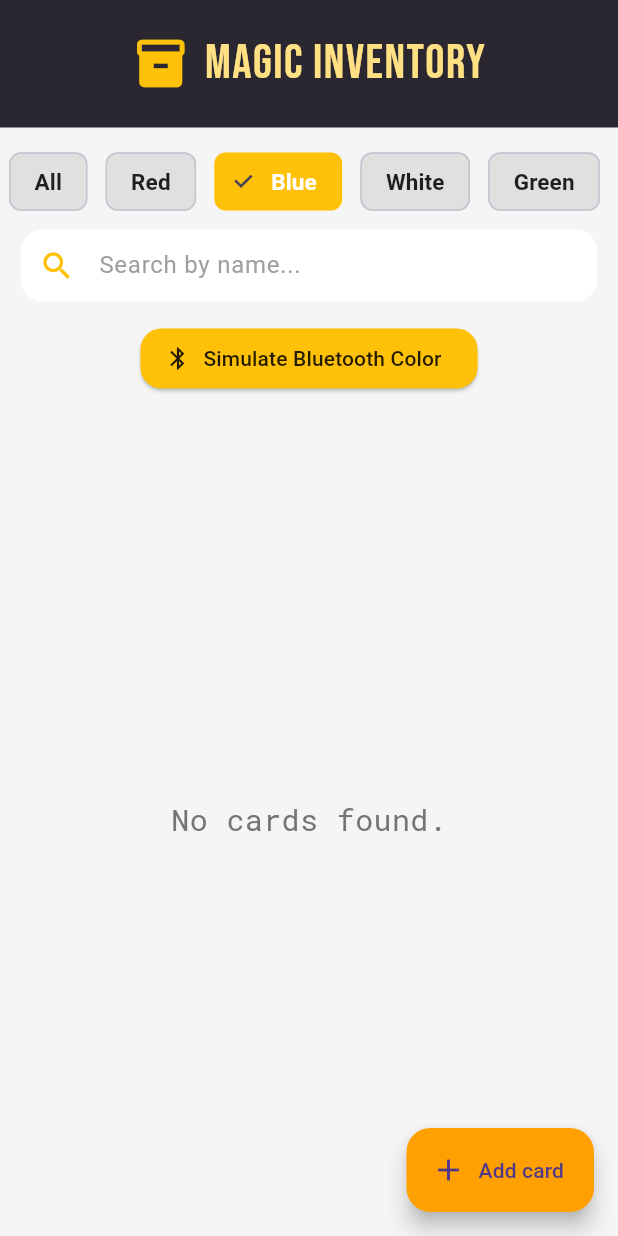
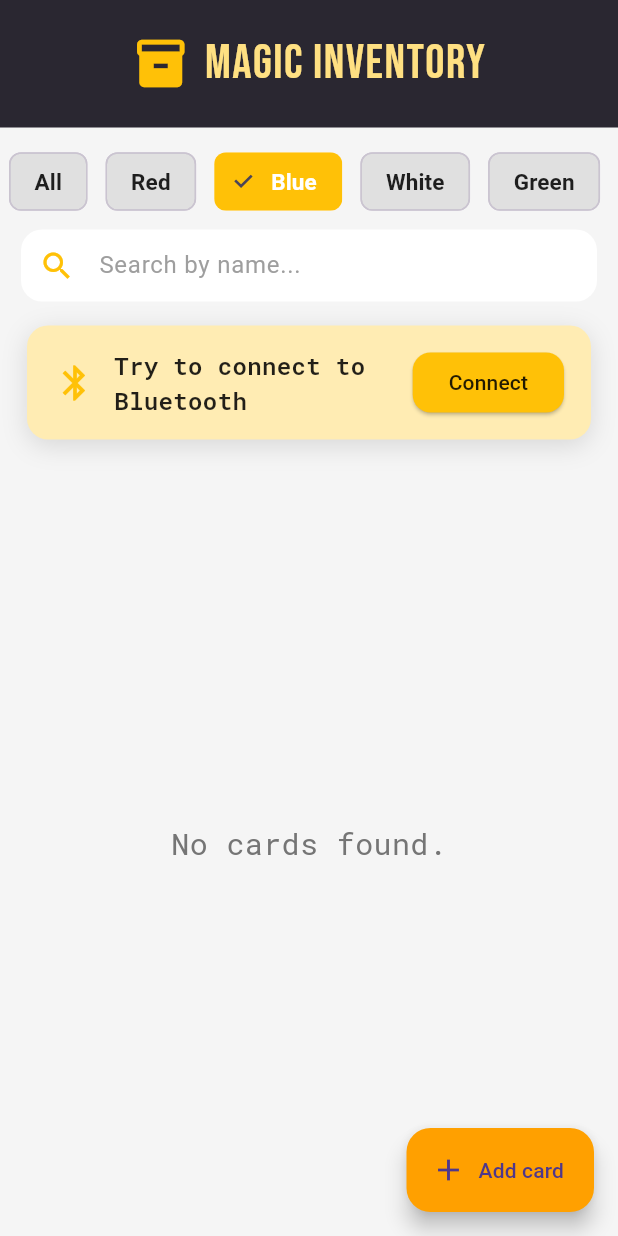
Before and after one commit to NicoMusli/LabEeM_2024-2025, a Flutter app: the screen it shows after launch, after a tap on "Blue", on a phone screen of 412 x 824 dp. Run offline on Flutter 3.47's test engine with Material 3 defaults, Android fonts, the phone set to English and light mode, and no system bars; our stand-ins replace google_fonts, permission_handler; missing offline and left inert: flutter_bluetooth_classic_serial.

Commit message:
Bluetooth Integration with esp32. Some bug fixes.

```diff
--- a/Mobile/lib/pages/HomePage.dart
+++ b/Mobile/lib/pages/HomePage.dart
@@ -5,8 +5,11 @@ import 'package:flutter/services.dart';
 import 'package:google_fonts/google_fonts.dart';
 import 'package:path_provider/path_provider.dart';
 import 'package:polibaproject/utils/CardWidget.dart';
+import 'package:flutter_bluetooth_classic_serial/flutter_bluetooth_classic.dart';
 import '../utils/GameCard.dart';
 import '../utils/MagicCardAPI.dart';
+import 'package:permission_handler/permission_handler.dart';
+import 'dart:async';
 
 class HomePage extends StatefulWidget {
   const HomePage({super.key});
@@ -16,13 +19,19 @@ class HomePage extends StatefulWidget {
 }
 
 class _HomePageState extends State<HomePage> with SingleTickerProviderStateMixin {
-  final List<String> colors = ["All", "Red", "Blue", "White", "Green", "Black"];
+  final List<String> colors = ["All", "Red", "Blue", "White", "Green", "Black", "Other"];
   String selectedColor = "All";
   List<GameCard> allCards = [];
   List<GameCard> filteredCards = [];
   String searchBarText = "";
   String? pendingBluetoothColor;
   late AnimationController _controller;
+
+  bool isConnected = false;
+  StreamSubscription<BluetoothData>? _subscription;
+  StreamSubscription<BluetoothConnectionState>? _connectionSubscription;
+  final FlutterBluetoothClassic _bluetooth = FlutterBluetoothClassic();
+  final String esp32MacAddress = "48:E7:29:89:3F:32";
 
   @override
   void initState() {
@@ -32,7 +41,54 @@ class _HomePageState extends State<HomePage> with SingleTickerProviderStateMixin
       vsync: this,
       duration: const Duration(milliseconds: 400),
     );
+    requestPermissions();
+    connection();
   }
+
+
+  Future<void> requestPermissions() async {
+    Map<Permission, PermissionStatus> statuses = await [
+      Permission.bluetooth,
+      Permission.bluetoothConnect,
+      Permission.bluetoothScan,
+    ].request();
+  }
+
+  Future<void> connection() async {
+    try {
+      if (!await _bluetooth.isBluetoothEnabled()) {
+        await _bluetooth.enableBluetooth();
+      }
+
+      bool connected = await _bluetooth.connect(esp32MacAddress);
+      if (!connected) {
+        if (mounted) {
+          ScaffoldMessenger.of(context).showSnackBar(
+            SnackBar(
+              content: Text('Connessione Bluetooth fallita.'),
+              backgroundColor: Colors.red,
+            ),
+          );
+        }
+        return;
+      }
+
+      _subscription?.cancel();
+      _subscription = _bluetooth.onDataReceived.listen((BluetoothData data) {
+        onBluetoothColorReceived(data.asString());
+      });
+      _connectionSubscription?.cancel();
+      _connectionSubscription = _bluetooth.onConnectionChanged.listen((connection) {
+        setState(() {
+          isConnected = connection.isConnected;
+        });
+      });
+    } catch (e) {
+      print(e);
+    }
+  }
+
+
 
   Future<void> loadCards() async {
     final file = await _getLocalFile();
@@ -191,6 +247,7 @@ class _HomePageState extends State<HomePage> with SingleTickerProviderStateMixin
                         shape: RoundedRectangleBorder(borderRadius: BorderRadius.circular(12)),
                       ),
                       onPressed: () async {
+                        Navigator.pop(context);
                         final cardData = await MagicCardApi.fetchCardData(nameController.text);
                         final newCard = cardData != null
                             ? GameCard(
@@ -214,7 +271,7 @@ class _HomePageState extends State<HomePage> with SingleTickerProviderStateMixin
                           applyFilters();
                         });
                         saveCards();
-                        Navigator.pop(context);
+
                       },
                     ),
                   ],
@@ -459,6 +516,19 @@ class _HomePageState extends State<HomePage> with SingleTickerProviderStateMixin
                   });
                   saveCards();
                   applyFilters();
+
+                  final List<int> response = [0x59];
+                  try {
+                    await _bluetooth.sendData(response);
+                  } catch (e) {
+                    ScaffoldMessenger.of(context).showSnackBar(
+                      SnackBar(
+                        content: Text('Error: $e'),
+                        backgroundColor: Colors.red,
+                      ),
+                    );
+                  }
+
                   Navigator.of(context).pop();
                 }
               },
@@ -606,20 +676,50 @@ class _HomePageState extends State<HomePage> with SingleTickerProviderStateMixin
     );
   }
 
-  Widget buildBluetoothTestButton() {
-    return Padding(
-      padding: const EdgeInsets.symmetric(horizontal: 18, vertical: 6),
-      child: ElevatedButton.icon(
-        icon: const Icon(Icons.bluetooth),
-        label: const Text('Simulate Bluetooth Color'),
+  Widget buildBluetoothConnectionButton() {
+    if (isConnected) return const SizedBox.shrink();
+
+    return Container(
+      margin: const EdgeInsets.symmetric(horizontal: 18, vertical: 8),
+      padding: const EdgeInsets.symmetric(vertical: 14, horizontal: 18),
+      decoration: BoxDecoration(
+        color: Colors.amber[100],
+        borderRadius: BorderRadius.circular(14),
+        boxShadow: [
+          BoxShadow(
+            color: Colors.black12,
+            blurRadius: 14,
+            offset: const Offset(0, 4),
+          ),
+        ],
+      ),
+      child: Row(
+        children: [
+          const Icon(Icons.bluetooth, color: Colors.amber, size: 28),
+          const SizedBox(width: 12),
+          Expanded(
+            child: Text(
+              "Try to connect to Bluetooth",
+              style: GoogleFonts.robotoMono(
+                fontWeight: FontWeight.w600,
+                color: Colors.black87,
+                fontSize: 16,
+              ),
+            ),
+          ),
+          const SizedBox(width: 8),
+          ElevatedButton(
             style: ElevatedButton.styleFrom(
               backgroundColor: Colors.amber,
               foregroundColor: Colors.black87,
-          shape: RoundedRectangleBorder(borderRadius: BorderRadius.circular(14)),
+              shape: RoundedRectangleBorder(borderRadius: BorderRadius.circular(12)),
             ),
+            child: const Text("Connect"),
             onPressed: () {
-          onBluetoothColorReceived("Red"); // Replace with your Bluetooth color event
+              connection();
             },
+          ),
+        ],
       ),
     );
   }
@@ -653,7 +753,7 @@ class _HomePageState extends State<HomePage> with SingleTickerProviderStateMixin
             buildColorFilters(),
             buildSearchBar(),
             buildPendingBluetoothAlert(),
-            buildBluetoothTestButton(),
+            buildBluetoothConnectionButton(),
             Expanded(
               child: buildCardList(),
             ),
@@ -674,6 +774,9 @@ class _HomePageState extends State<HomePage> with SingleTickerProviderStateMixin
   @override
   void dispose() {
     _controller.dispose();
+    _subscription?.cancel();
+    _connectionSubscription?.cancel();
+    _bluetooth.dispose();
     super.dispose();
   }
 }
--- a/Mobile/pubspec.yaml
+++ b/Mobile/pubspec.yaml
@@ -36,6 +36,9 @@ dependencies:
   cupertino_icons: ^1.0.8
   google_fonts: ^4.0.4
   path_provider: ^2.1.5
+  flutter_bluetooth_classic_serial: ^1.0.3
+  permission_handler: ^12.0.1
+
 
 dev_dependencies:
   flutter_test:
```
Also changed, not shown: 1 other file. Lines whose indentation alone changed are shown as unchanged.
